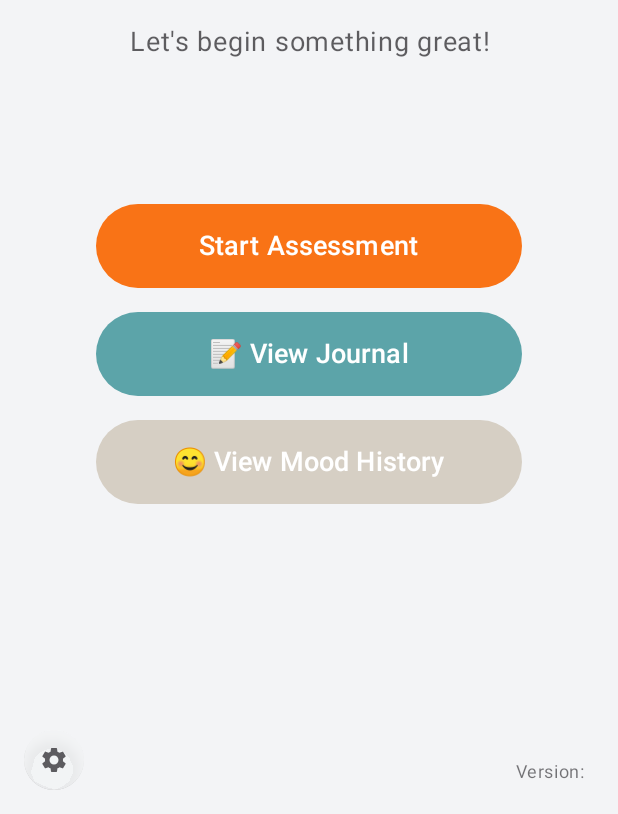
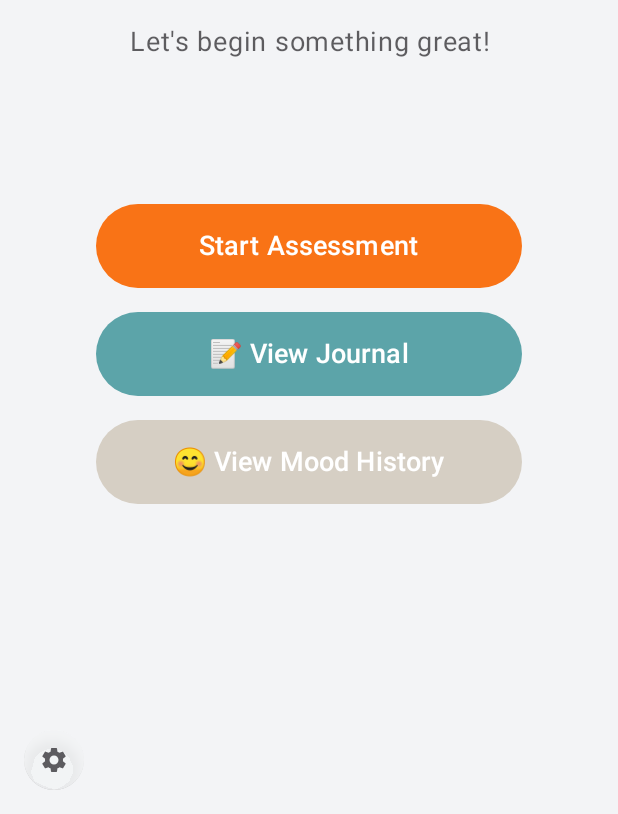
Before and after one commit to AlphaGameDeveloper/Seen, an Android app built with Jetpack Compose: the screen it shows after launch (MainActivity), after a tap on "Skip", on a phone screen of 412 x 824 dp, the part 422-1236 px from its top. Run offline under Robolectric (Android 15) with nearby library versions, the light colour scheme and no system bars.

Commit message:
chore: only show version in the home screen if debug build :3

```diff
--- a/app/src/main/java/dev/alphagame/seen/MainActivity.kt
+++ b/app/src/main/java/dev/alphagame/seen/MainActivity.kt
@@ -409,7 +409,7 @@ fun SeenApplication(
                 }
             }
             // text in the bottom right corner with version info
-            if (FeatureFlags.UI_BUILD_STRING) {
+            if (FeatureFlags.UI_BUILD_STRING && BuildConfig.DEBUG) {
                 val extra = "\nBuilt on ${BuildConfig.PRETTY_BUILD_TIME}\nPackage: ${BuildConfig.APPLICATION_ID}@${BuildConfig.GIT_BRANCH}"
                 var text = "Version: ${BuildConfig.VERSION_FULL}"
                 if (BuildConfig.DEBUG) {
```
